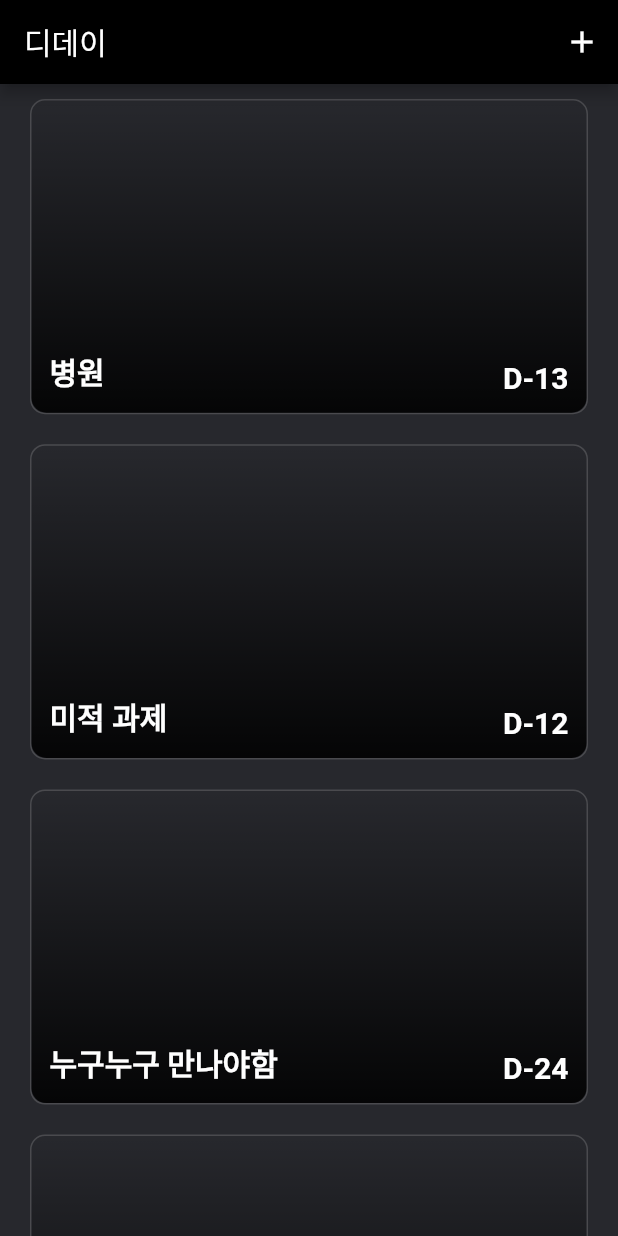
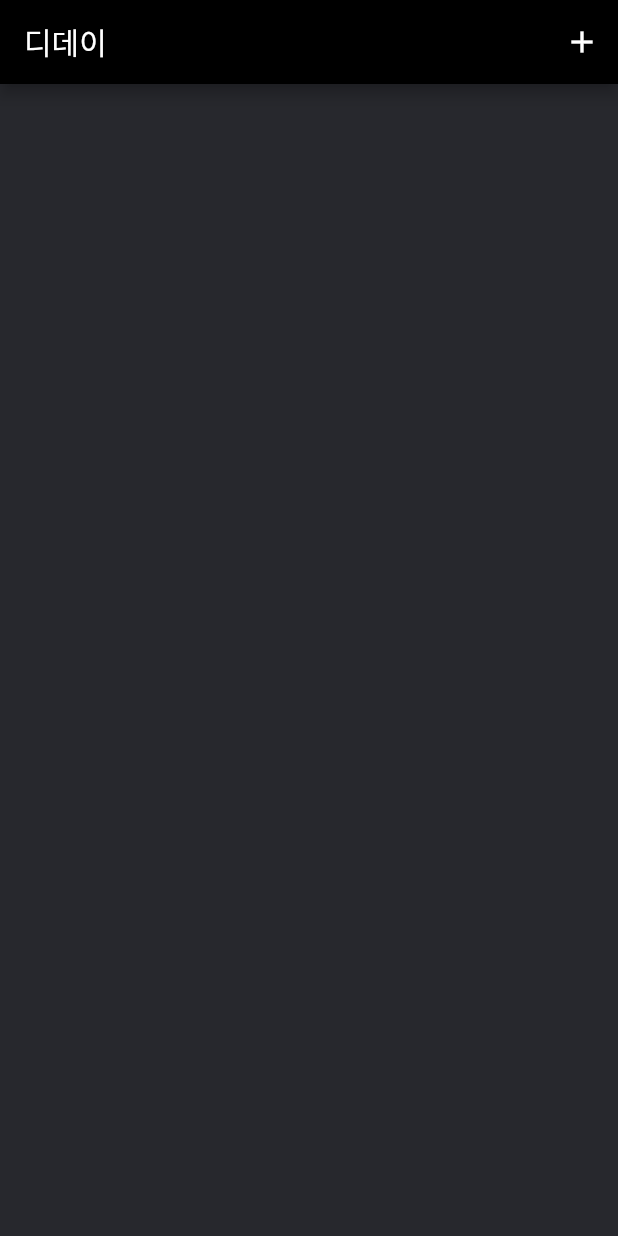
Before and after one commit to Coalery/FlutterDDay, a Flutter app: the screen it shows after launch, on a phone screen of 412 x 824 dp. Run offline on Flutter 3.47's test engine with Material 2 defaults, Android fonts, the phone set to English and light mode, and no system bars; our stand-ins replace image_picker, shared_preferences.

Commit message:
Feat: Full code for chapter 5

```diff
--- a/Chapter5/step06/app/lib/main_page.dart
+++ b/Chapter5/step06/app/lib/main_page.dart
@@ -2,7 +2,16 @@ import 'package:flutter/material.dart';
 import 'package:step01/make_page.dart';
 import 'package:step01/widget/dday_unit.dart';
 
-class MainPage extends StatelessWidget {
+import 'item.dart';
+
+class MainPage extends StatefulWidget {
+  @override
+  _MainPageState createState() => _MainPageState();
+}
+
+class _MainPageState extends State<MainPage> {
+  List<Item> items = [];
+
   @override
   Widget build(BuildContext context) {
     return MaterialApp(
@@ -19,18 +28,19 @@ class MainPage extends StatelessWidget {
                 Navigator.push(
                   context,
                   MaterialPageRoute(builder: (context) => MakePage())
-                );
+                ).then((newItem) {
+                  setState(() {
+                    items.add(newItem);
+                  });
+                });
               }
             )
           ],
         ),
         body: ListView(
-          children: [
-            DDayUnit(title: '병원', dday: 'D-13'),
-            DDayUnit(title: '미적 과제', dday: 'D-12'),
-            DDayUnit(title: '누구누구 만나야함', dday: 'D-24'),
-            DDayUnit(title: '생일', dday: 'D-122')
-          ]
+          children: items.map(
+            (item) => DDayUnit(item: item)
+          ).toList()
         )
       )
     );
--- a/Chapter5/step06/app/lib/widget/dday_unit.dart
+++ b/Chapter5/step06/app/lib/widget/dday_unit.dart
@@ -1,22 +1,39 @@
+import 'dart:io';
+
 import 'package:flutter/material.dart';
 
+import '../item.dart';
+
 class DDayUnit extends StatelessWidget {
-  final String title;
-  final String dday;
+  final Item item;
 
   DDayUnit({
-    required this.title,
-    required this.dday
+    required this.item
   });
 
   @override
   Widget build(BuildContext context) {
+    DateTime now = DateTime.now();
+    Duration diff = item.date.difference(now);
+    int days = diff.inDays + 1;
+
+    String dateString = 'D-$days';
+
+    DecorationImage? image;
+    if(item.imagePath != null) {
+      image = DecorationImage(
+        image: FileImage(File(item.imagePath!)),
+        fit: BoxFit.cover
+      );
+    }
+
     return Container(
       margin: EdgeInsets.fromLTRB(20, 10, 20, 10),
       width: double.infinity,
       decoration: BoxDecoration(
         borderRadius: BorderRadius.circular(10),
         border: Border.all(color: Color(0x33D4D4D4)),
+        image: image
       ),
       child: AspectRatio(
         aspectRatio: 16 / 9,
@@ -39,7 +56,7 @@ class DDayUnit extends StatelessWidget {
               mainAxisAlignment: MainAxisAlignment.spaceBetween,
               children: [
                 Text(
-                  title,
+                  item.title,
                   style: TextStyle(
                     color: Color(0xFFFFFFFF),
                     fontSize: 20,
@@ -47,7 +64,7 @@ class DDayUnit extends StatelessWidget {
                   ),
                 ),
                 Text(
-                  dday,
+                  dateString,
                   style: TextStyle(
                     color: Color(0xFFFFFFFF),
                     fontSize: 20,
```
